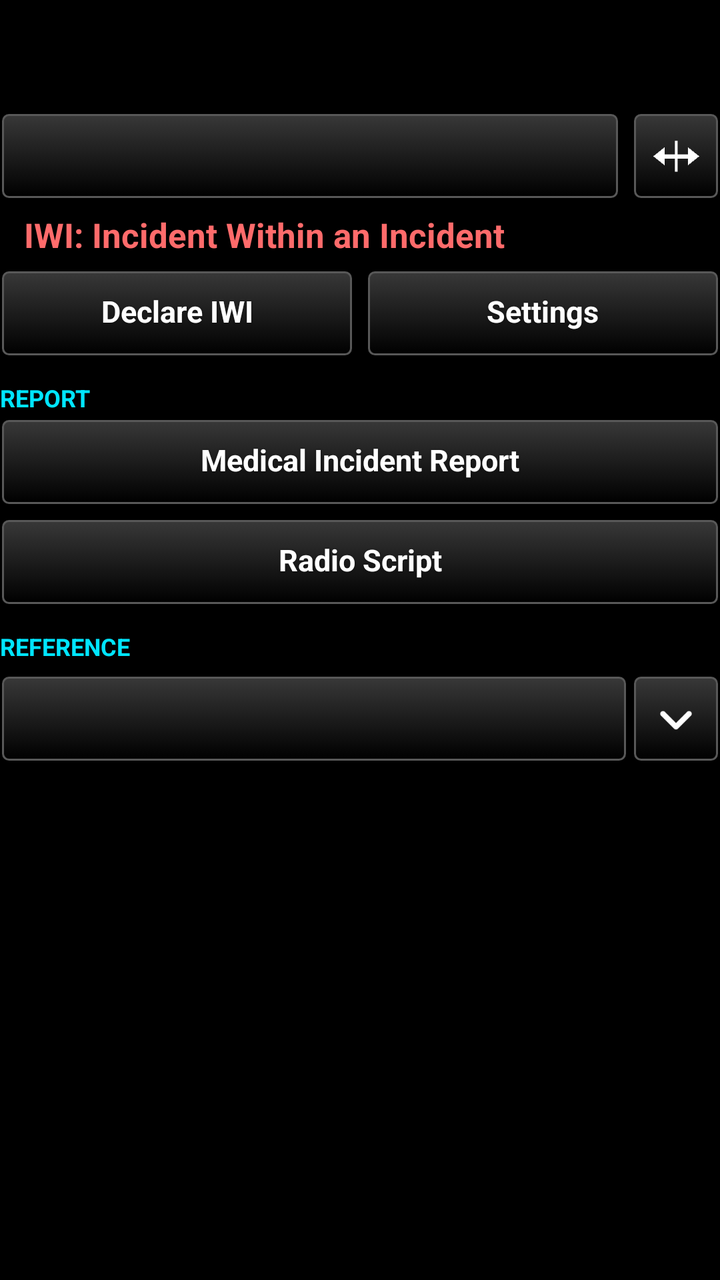
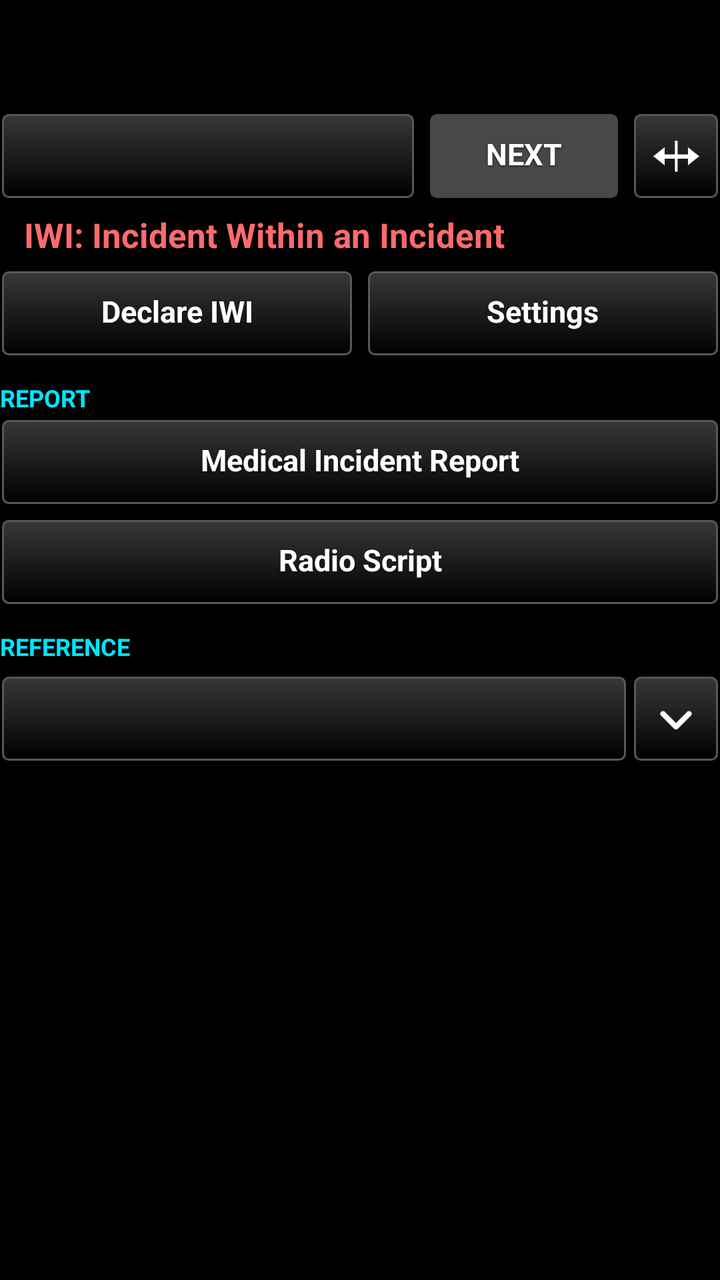

An Android layout rendered at two revisions. The XML below is the earlier revision; the diff shows what the commit changed to produce the second picture.
<!-- AndroidManifest.xml: application theme AppTheme -->
<!-- res/layout/iwi_layout.xml -->
<?xml version="1.0" encoding="utf-8"?>
<LinearLayout xmlns:android="http://schemas.android.com/apk/res/android"
    android:layout_width="match_parent"
    android:layout_height="match_parent"
    android:orientation="vertical"
    android:visibility="visible">

    
    <TextView
        android:id="@+id/iwi_status"
        android:layout_width="match_parent"
        android:layout_height="wrap_content"
        android:paddingTop="8dp"
        android:paddingBottom="4dp"
        android:textSize="13sp"
        android:textColor="@color/amber"
        android:visibility="gone" />

    
    <LinearLayout
        android:id="@+id/iwi_tally"
        android:layout_width="match_parent"
        android:layout_height="44dp"
        android:layout_marginTop="6dp"
        android:orientation="horizontal">

        <TextView
            android:id="@+id/iwi_tally_red"
            android:layout_width="0dp"
            android:layout_height="match_parent"
            android:layout_weight="1"
            android:gravity="center"
            android:textSize="22sp"
            android:textStyle="bold" />

        <TextView
            android:id="@+id/iwi_tally_yellow"
            android:layout_width="0dp"
            android:layout_height="match_parent"
            android:layout_weight="1"
            android:layout_marginLeft="6dp"
            android:gravity="center"
            android:textSize="22sp"
            android:textStyle="bold" />

        <TextView
            android:id="@+id/iwi_tally_green"
            android:layout_width="0dp"
            android:layout_height="match_parent"
            android:layout_weight="1"
            android:layout_marginLeft="6dp"
            android:gravity="center"
            android:textSize="22sp"
            android:textStyle="bold" />

        <TextView
            android:id="@+id/iwi_tally_black"
            android:layout_width="0dp"
            android:layout_height="match_parent"
            android:layout_weight="1"
            android:layout_marginLeft="6dp"
            android:gravity="center"
            android:textSize="22sp"
            android:textStyle="bold" />

        
        <TextView
            android:id="@+id/iwi_tally_total"
            android:layout_width="0dp"
            android:layout_height="match_parent"
            android:layout_weight="1.6"
            android:layout_marginLeft="10dp"
            android:gravity="center"
            android:textSize="22sp"
            android:textStyle="bold"
            android:textColor="@color/white" />

    </LinearLayout>

    
    <LinearLayout
        android:layout_width="match_parent"
        android:layout_height="wrap_content"
        android:layout_marginTop="6dp"
        android:orientation="horizontal"
        android:gravity="center_vertical">


        <Button
            android:id="@+id/iwi_steps_bar"
            style="@style/TakwerxButton"
            android:layout_width="0dp"
            android:layout_weight="1"
            android:layout_height="wrap_content"
            android:gravity="start|center_vertical" />

        
        <LinearLayout
            android:id="@+id/iwi_followup_bar"
            android:layout_width="0dp"
            android:layout_weight="1"
            android:layout_height="wrap_content"
            android:orientation="horizontal"
            android:visibility="gone" />

        
        <ImageButton
            android:id="@+id/iwi_btn_wide"
            style="@style/TakwerxIconButton"
            android:layout_width="44dp"
            android:layout_height="44dp"
            android:layout_weight="0"
            android:layout_marginLeft="6dp"
            android:layout_marginRight="0dp"
            android:contentDescription="@string/iwi_wide_desc"
            android:src="@drawable/ic_wide" />
    </LinearLayout>

    
    <LinearLayout
        android:id="@+id/iwi_main_page"
        android:layout_width="match_parent"
        android:layout_height="0dp"
        android:layout_weight="1"
        android:orientation="vertical">

    <LinearLayout
        android:layout_width="match_parent"
        android:layout_height="wrap_content"
        android:orientation="horizontal"
        android:gravity="center_vertical"
        android:layout_marginTop="6dp">

        <Button
            android:id="@+id/iwi_btn_main_back"
            android:visibility="gone"
            style="@style/TakwerxButton"
            android:layout_width="wrap_content"
            android:layout_height="wrap_content"
            android:minWidth="90dp"
            android:text="@string/back" />

        <TextView
            android:layout_width="0dp"
            android:layout_weight="1"
            android:layout_height="wrap_content"
            android:layout_marginLeft="12dp"
            android:textSize="17sp"
            android:textStyle="bold"
            android:textColor="@color/tile_iwi"
            android:text="@string/iwi_title" />
    </LinearLayout>

    <ScrollView
        android:id="@+id/iwi_main_scroll"
        android:layout_width="match_parent"
        android:layout_height="0dp"
        android:layout_weight="1"
        android:fadeScrollbars="false"
        android:focusableInTouchMode="true"
        android:descendantFocusability="beforeDescendants">

        <LinearLayout
            android:layout_width="match_parent"
            android:layout_height="wrap_content"
            android:orientation="vertical"
            android:paddingBottom="12dp">

            
            <LinearLayout
                android:id="@+id/iwi_confirm_block"
                android:layout_width="match_parent"
                android:layout_height="wrap_content"
                android:orientation="vertical"
                android:paddingTop="6dp"
                android:paddingBottom="6dp"
                android:visibility="gone">

                <TextView
                    android:id="@+id/iwi_confirm_title"
                    android:layout_width="match_parent"
                    android:layout_height="wrap_content"
                    android:textSize="17sp"
                    android:textStyle="bold"
                    android:textColor="@color/white" />

                <TextView
                    android:id="@+id/iwi_confirm_where"
                    android:layout_width="match_parent"
                    android:layout_height="wrap_content"
                    android:paddingTop="2dp"
                    android:textSize="16sp"
                    android:textColor="@color/state_on" />

                <TextView
                    android:layout_width="match_parent"
                    android:layout_height="wrap_content"
                    android:paddingTop="2dp"
                    android:textSize="13sp"
                    android:textColor="@color/guide_grey"
                    android:text="@string/iwi_confirm_note" />

                
                <FrameLayout
                    android:id="@+id/iwi_confirm_slider"
                    android:layout_width="match_parent"
                    android:layout_height="wrap_content"
                    android:layout_marginTop="8dp" />

                <Button
                    android:id="@+id/iwi_btn_confirm_cancel"
                    style="@style/TakwerxButton"
                    android:layout_width="match_parent"
                    android:layout_height="wrap_content"
                    android:layout_marginTop="8dp"
                    android:text="@string/iwi_cancel" />
            </LinearLayout>

            
            <LinearLayout
                android:id="@+id/iwi_clear_block"
                android:layout_width="match_parent"
                android:layout_height="wrap_content"
                android:orientation="vertical"
                android:paddingTop="6dp"
                android:paddingBottom="6dp"
                android:visibility="gone">

                <TextView
                    android:layout_width="match_parent"
                    android:layout_height="wrap_content"
                    android:textSize="17sp"
                    android:textStyle="bold"
                    android:textColor="@color/white"
                    android:text="@string/iwi_clear_title" />

                <TextView
                    android:layout_width="match_parent"
                    android:layout_height="wrap_content"
                    android:paddingTop="2dp"
                    android:textSize="14sp"
                    android:textColor="@color/guide_grey"
                    android:text="@string/iwi_clear_note" />

                <FrameLayout
                    android:id="@+id/iwi_clear_slider"
                    android:layout_width="match_parent"
                    android:layout_height="wrap_content"
                    android:layout_marginTop="8dp" />

                <Button
                    android:id="@+id/iwi_btn_clear_cancel"
                    style="@style/TakwerxButton"
                    android:layout_width="match_parent"
                    android:layout_height="wrap_content"
                    android:layout_marginTop="8dp"
                    android:text="@string/iwi_cancel" />
            </LinearLayout>


            <LinearLayout
                android:layout_width="match_parent"
                android:layout_height="wrap_content"
                android:orientation="horizontal"
                android:layout_marginTop="6dp">

                <Button
                    android:id="@+id/iwi_btn_declare"
                    style="@style/TakwerxButton"
                    android:layout_width="0dp"
                    android:layout_weight="1"
                    android:layout_height="wrap_content"
                    android:text="@string/iwi_declare" />

                <Button
                    android:id="@+id/iwi_btn_settings"
                    style="@style/TakwerxButton"
                    android:layout_width="0dp"
                    android:layout_weight="1"
                    android:layout_height="wrap_content"
                    android:layout_marginLeft="6dp"
                    android:text="@string/settings" />
            </LinearLayout>

            
            <LinearLayout
                android:id="@+id/iwi_live_block"
                android:layout_width="match_parent"
                android:layout_height="wrap_content"
                android:orientation="vertical"
                android:visibility="gone">

                <TextView
                    style="@style/TakwerxSectionHeading"
                    android:layout_width="match_parent"
                    android:layout_height="wrap_content"
                    android:text="@string/iwi_heading_declared" />

                <TextView
                    android:id="@+id/iwi_live_time"
                    android:layout_width="match_parent"
                    android:layout_height="wrap_content"
                    android:textSize="16sp"
                    android:textStyle="bold"
                    android:textColor="@color/white" />

                <TextView
                    android:id="@+id/iwi_live_patients"
                    android:layout_width="match_parent"
                    android:layout_height="wrap_content"
                    android:paddingTop="2dp"
                    android:textSize="15sp"
                    android:textColor="@color/white" />

                <TextView
                    android:id="@+id/iwi_live_where"
                    android:layout_width="match_parent"
                    android:layout_height="wrap_content"
                    android:paddingTop="2dp"
                    android:textSize="15sp"
                    android:textColor="@color/white" />

                <LinearLayout
                    android:layout_width="match_parent"
                    android:layout_height="wrap_content"
                    android:orientation="horizontal"
                    android:layout_marginTop="6dp">

                    <Button
                        android:id="@+id/iwi_btn_go_iwi"
                        style="@style/TakwerxButton"
                        android:layout_width="0dp"
                        android:layout_weight="1"
                        android:layout_height="wrap_content"
                        android:text="@string/iwi_go_to" />

                    <Button
                        android:id="@+id/iwi_btn_move"
                        style="@style/TakwerxButton"
                        android:layout_width="0dp"
                        android:layout_weight="1"
                        android:layout_height="wrap_content"
                        android:layout_marginLeft="6dp"
                        android:text="@string/iwi_change_location" />
                </LinearLayout>
            </LinearLayout>

            
            <LinearLayout
                android:id="@+id/iwi_steps_block"
                android:layout_width="match_parent"
                android:layout_height="wrap_content"
                android:orientation="vertical" />

            <TextView
                style="@style/TakwerxSectionHeading"
                android:layout_width="match_parent"
                android:layout_height="wrap_content"
                android:text="@string/iwi_heading_report" />

            <Button
                android:id="@+id/iwi_btn_report"
                style="@style/TakwerxButton"
                android:layout_width="match_parent"
                android:layout_height="wrap_content"
                android:text="@string/iwi_mir" />

            <Button
                android:id="@+id/iwi_btn_script"
                style="@style/TakwerxButton"
                android:layout_width="match_parent"
                android:layout_height="wrap_content"
                android:layout_marginTop="6dp"
                android:text="@string/iwi_radio_script" />

            <TextView
                style="@style/TakwerxSectionHeading"
                android:layout_width="match_parent"
                android:layout_height="wrap_content"
                android:text="@string/iwi_heading_reference" />

            
            <LinearLayout
                android:layout_width="match_parent"
                android:layout_height="wrap_content"
                android:orientation="horizontal"
                android:gravity="center_vertical"
                android:layout_marginTop="4dp">

                <Button
                    android:id="@+id/iwi_fold_trauma_head"
                    style="@style/TakwerxButton"
                    android:layout_width="0dp"
                    android:layout_weight="1"
                    android:layout_height="wrap_content" />

                <ImageButton
                    android:id="@+id/iwi_fold_trauma_chev"
                    style="@style/TakwerxIconButton"
                    android:layout_width="44dp"
                    android:layout_weight="0"
                    android:layout_marginRight="0dp"
                    android:contentDescription="@string/show_settings"
                    android:src="@drawable/ic_expand" />
            </LinearLayout>

            <LinearLayout
                android:id="@+id/iwi_fold_trauma_body"
                android:layout_width="match_parent"
                android:layout_height="wrap_content"
                android:orientation="vertical"
                android:paddingTop="4dp"
                android:visibility="gone">

                <TextView
                    android:id="@+id/iwi_trauma_line1"
                    android:layout_width="match_parent"
                    android:layout_height="wrap_content"
                    android:minHeight="44dp"
                    android:gravity="center_vertical"
                    android:paddingTop="4dp"
                    android:paddingBottom="4dp"
                    android:textSize="15sp"
                    android:textColor="@color/white"
                    android:clickable="true"
                    android:focusable="true" />

                <TextView
                    android:id="@+id/iwi_trauma_line2"
                    android:layout_width="match_parent"
                    android:layout_height="wrap_content"
                    android:minHeight="44dp"
                    android:gravity="center_vertical"
                    android:paddingTop="4dp"
                    android:paddingBottom="4dp"
                    android:textSize="15sp"
                    android:textColor="@color/white"
                    android:clickable="true"
                    android:focusable="true"
                    android:visibility="gone" />

                <TextView
                    android:id="@+id/iwi_trauma_note"
                    android:layout_width="match_parent"
                    android:layout_height="wrap_content"
                    android:paddingTop="2dp"
                    android:paddingBottom="8dp"
                    android:textSize="12sp"
                    android:textColor="@color/guide_grey" />
            </LinearLayout>
        </LinearLayout>
    </ScrollView>
    </LinearLayout>

    
    <LinearLayout
        android:id="@+id/iwi_details_page"
        android:layout_width="match_parent"
        android:layout_height="0dp"
        android:layout_weight="1"
        android:orientation="vertical"
        android:visibility="gone">

        <LinearLayout
            android:layout_width="match_parent"
            android:layout_height="wrap_content"
            android:orientation="horizontal"
            android:gravity="center_vertical"
            android:baselineAligned="false"
            android:layout_marginTop="6dp">

            <Button
                android:id="@+id/iwi_btn_details_back"
                style="@style/TakwerxButton"
                android:layout_width="wrap_content"
                android:layout_height="wrap_content"
                android:text="@string/back" />

            <TextView
                android:id="@+id/iwi_details_title"
                android:layout_width="0dp"
                android:layout_weight="1"
                android:layout_height="wrap_content"
                android:layout_marginLeft="8dp"
                android:textSize="18sp"
                android:textStyle="bold"
                android:textColor="@color/white" />

            <Button
                android:id="@+id/iwi_btn_go_to"
                style="@style/TakwerxButton"
                android:layout_width="wrap_content"
                android:layout_height="wrap_content"
                android:text="@string/iwi_go_to" />
        </LinearLayout>

        <TextView
            android:id="@+id/iwi_details_subtitle"
            android:layout_width="match_parent"
            android:layout_height="wrap_content"
            android:textSize="13sp"
            android:textColor="@color/guide_grey"
            android:paddingBottom="6dp" />

        <ScrollView
            android:layout_width="match_parent"
            android:layout_height="0dp"
            android:layout_weight="1"
            android:fadeScrollbars="false">

            <TextView
                android:id="@+id/iwi_details_body"
                android:layout_width="match_parent"
                android:layout_height="wrap_content"
                android:textSize="14sp"
                android:textColor="@color/white"
                android:lineSpacingExtra="4dp"
                android:textIsSelectable="true" />
        </ScrollView>
    </LinearLayout>

    
    <LinearLayout
        android:id="@+id/iwi_report_page"
        android:layout_width="match_parent"
        android:layout_height="0dp"
        android:layout_weight="1"
        android:orientation="vertical"
        android:visibility="gone">

        <LinearLayout
            android:layout_width="match_parent"
            android:layout_height="wrap_content"
            android:orientation="horizontal"
            android:gravity="center_vertical"
            android:layout_marginTop="6dp">

            <Button
                android:id="@+id/iwi_btn_report_back"
                style="@style/TakwerxButton"
                android:layout_width="wrap_content"
                android:layout_height="wrap_content"
                android:minWidth="90dp"
                android:text="@string/back" />

            <TextView
                android:layout_width="0dp"
                android:layout_weight="1"
                android:layout_height="wrap_content"
                android:layout_marginLeft="12dp"
                android:textSize="17sp"
                android:textStyle="bold"
                android:textColor="@color/white"
                android:text="@string/iwi_mir" />

            <Button
                android:id="@+id/iwi_btn_report_script"
                style="@style/TakwerxButton"
                android:layout_width="wrap_content"
                android:layout_height="wrap_content"
                android:text="@string/iwi_radio_script" />
        </LinearLayout>

        <ScrollView
            android:layout_width="match_parent"
            android:layout_height="0dp"
            android:layout_weight="1"
            android:fadeScrollbars="false">

            <LinearLayout
                android:id="@+id/iwi_report_container"
                android:layout_width="match_parent"
                android:layout_height="wrap_content"
                android:orientation="vertical"
                android:paddingBottom="24dp" />
        </ScrollView>
    </LinearLayout>

    
    <LinearLayout
        android:id="@+id/iwi_script_page"
        android:layout_width="match_parent"
        android:layout_height="0dp"
        android:layout_weight="1"
        android:orientation="vertical"
        android:visibility="gone">

        <LinearLayout
            android:layout_width="match_parent"
            android:layout_height="wrap_content"
            android:orientation="horizontal"
            android:gravity="center_vertical"
            android:layout_marginTop="6dp">

            <Button
                android:id="@+id/iwi_btn_script_back"
                style="@style/TakwerxButton"
                android:layout_width="wrap_content"
                android:layout_height="wrap_content"
                android:minWidth="90dp"
                android:text="@string/back" />

            <TextView
                android:layout_width="0dp"
                android:layout_weight="1"
                android:layout_height="wrap_content"
                android:layout_marginLeft="12dp"
                android:textSize="17sp"
                android:textStyle="bold"
                android:textColor="@color/white"
                android:id="@+id/iwi_script_title"
                android:text="@string/iwi_radio_script" />
        </LinearLayout>

        <ScrollView
            android:layout_width="match_parent"
            android:layout_height="0dp"
            android:layout_weight="1"
            android:fadeScrollbars="false">

            <LinearLayout
                android:id="@+id/iwi_script_container"
                android:layout_width="match_parent"
                android:layout_height="wrap_content"
                android:orientation="vertical"
                android:paddingBottom="24dp" />
        </ScrollView>
    </LinearLayout>

</LinearLayout>
<!-- resources referenced by this layout -->
<resources>
  <color name="amber">#FFC107</color>
  <color name="guide_grey">#BBBBBB</color>
  <color name="state_on">#3ddc61</color>
  <color name="tile_iwi">#FF6B6B</color>
  <color name="white">#ffffff</color>
  <string name="back">Back</string>
  <string name="iwi_cancel">Cancel</string>
  <string name="iwi_change_location">Change Location</string>
  <string name="iwi_clear_note">This removes the IWI marker from your map and erases everything in the report on this device, so the next IWI starts blank.\n\nIt does not remove the marker from anyone you sent it to.</string>
  <string name="iwi_clear_title">Clear this IWI?</string>
  <string name="iwi_confirm_note">Press and drag the marker to put it exactly where the patient is.</string>
  <string name="iwi_declare">Declare IWI</string>
  <string name="iwi_go_to">Go To</string>
  <string name="iwi_heading_declared">IWI declared</string>
  <string name="iwi_heading_reference">Reference</string>
  <string name="iwi_heading_report">Report</string>
  <string name="iwi_mir">Medical Incident Report</string>
  <string name="iwi_radio_script">Radio Script</string>
  <string name="iwi_title">IWI: Incident Within an Incident</string>
  <string name="iwi_wide_desc">Wide or narrow</string>
  <string name="settings">Settings</string>
  <string name="show_settings">Open or close</string>
  <style name="TakwerxIconButton">
          <item name="android:layout_width">0dp</item>
          <item name="android:layout_weight">1</item>
          <item name="android:layout_height">44dp</item>
          <item name="android:layout_marginLeft">2dp</item>
          <item name="android:layout_marginRight">2dp</item>
          <item name="android:background">@drawable/btn_gray</item>
          <item name="android:scaleType">centerInside</item>
          <item name="android:padding">9dp</item>
      </style>
  <style name="TakwerxSectionHeading">
          <item name="android:textSize">12sp</item>
          <item name="android:textAllCaps">true</item>
          <item name="android:textStyle">bold</item>
          <item name="android:textColor">#00E5FF</item>
          <item name="android:paddingTop">12dp</item>
          <item name="android:paddingBottom">2dp</item>
      </style>
  <style name="AppTheme" parent="@android:style/Theme.Holo">
          <item name="android:buttonStyle">@android:style/Widget.Button</item>
          <item name="android:imageButtonStyle">@android:style/Widget.Button</item>
          <item name="android:buttonStyleToggle">@android:style/Widget.Button</item>
          <item name="android:spinnerStyle">@style/ATAKSpinner</item>
          <item name="android:spinnerItemStyle">@style/ATAKSpinnerItem</item>
          <item name="android:editTextStyle">@style/ATAKEditText</item>
      </style>
  <style name="ATAKSpinner" parent="@android:style/Widget.Spinner">
          <item name="android:spinnerMode">dialog</item>
      </style>
  <style name="ATAKSpinnerItem">
          <item name="android:textColor">@android:color/white</item>
          <item name="android:dropDownVerticalOffset">0dip</item>
          <item name="android:dropDownHorizontalOffset">0dip</item>
          <item name="android:dropDownWidth">wrap_content</item>
          <item name="android:gravity">left|center_vertical</item>
      </style>
  <style name="ATAKEditText" parent="@android:style/Widget.EditText">
          
          
  
          
          <item name="android:imeOptions">flagNoFullscreen</item>
      </style>
  <color name="darker_gray">#121212</color>
  <dimen name="fontSize">14sp</dimen>
  <!-- unchanged entries left out for length: 8 -->
</resources>

<!-- the commit's change to res/layout/iwi_layout.xml (unified diff, before → after) -->
@@ -93,6 +93,17 @@
             android:layout_weight="1"
             android:layout_height="wrap_content"
             android:gravity="start|center_vertical" />
+
+        
+        <Button
+            android:id="@+id/iwi_btn_next"
+            style="@style/TakwerxButton"
+            android:layout_width="wrap_content"
+            android:layout_height="wrap_content"
+            android:layout_marginLeft="6dp"
+            android:minWidth="96dp"
+            android:text="@string/iwi_next"
+            android:enabled="false" />
 
         
         <LinearLayout
<!-- resource entries referenced after the edit -->
@@ -17,6 +17,7 @@
   <string name="iwi_heading_reference">Reference</string>
   <string name="iwi_heading_report">Report</string>
   <string name="iwi_mir">Medical Incident Report</string>
+  <string name="iwi_next">NEXT</string>
   <string name="iwi_radio_script">Radio Script</string>
   <string name="iwi_title">IWI: Incident Within an Incident</string>
   <string name="iwi_wide_desc">Wide or narrow</string>
